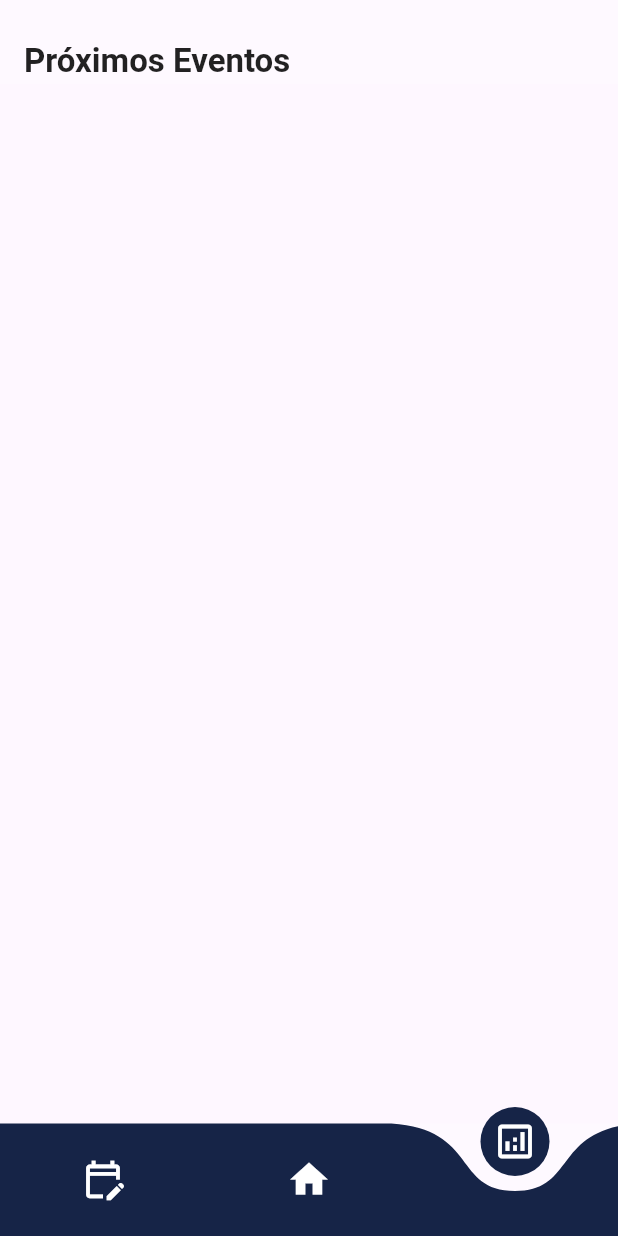
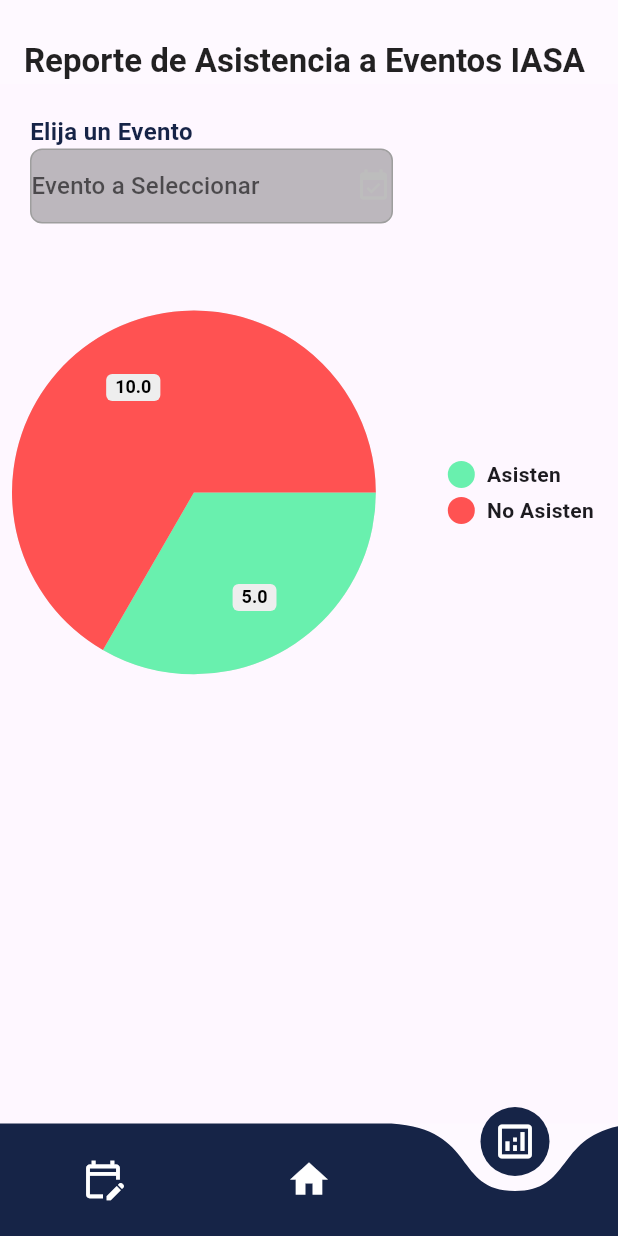
Before and after one commit to angdesan/eventos_iasa, a Flutter app: the screen it shows after launch, item 3 of the bottom bar chosen, on a phone screen of 412 x 824 dp. Run offline on Flutter 3.47's test engine with Material 3 defaults, Android fonts, the phone set to English and light mode, and no system bars; drawn by our look-alikes of curved_navigation_bar, pie_chart; our stand-ins replace flutter_screenutil, supabase_flutter; accounts and stored records are empty.

Commit message:
Implementación de pantalla de reporte pero sin data real, solo muestra data quemada, pero los filtros si leen de la base de datos

```diff
--- a/lib/ui/views/home/home.dart
+++ b/lib/ui/views/home/home.dart
@@ -1,5 +1,6 @@
 import 'package:eventos_iasa/constants/colors.dart';
 import 'package:eventos_iasa/ui/views/home/evento_view.dart';
+import 'package:eventos_iasa/ui/views/home/reporte.dart';
 import 'package:flutter/material.dart';
 import 'package:curved_navigation_bar/curved_navigation_bar.dart';
 class HomeView extends StatefulWidget{
@@ -23,7 +24,7 @@
       bottomNavigationBar: _bottomBar(),
       body: PageView(
         controller: _pageController,
-        children: [EventosView()],
+        children: [EventosView(),EventosView(), ReporteView()],
         onPageChanged: (int index){
           setState(() {
             _currentPage = index;
--- /dev/null
+++ b/lib/ui/views/home/reporte.dart
@@ -0,0 +1,119 @@
+import 'package:flutter/material.dart';
+import 'package:pie_chart/pie_chart.dart';
+import 'package:supabase_flutter/supabase_flutter.dart';
+
+import '../../../constants/colors.dart';
+
+class ReporteView extends StatefulWidget {
+  const ReporteView({Key? key}) : super(key: key);
+
+  @override
+  _ReporteView createState() => _ReporteView();
+}
+
+class _ReporteView extends State<ReporteView> {
+  String? _selectedOption;
+  final _future = Supabase.instance.client
+      .from('evi_Eventos')
+      .select();
+  final dataMap = <String, double>{
+    "Asisten": 5,
+    "No Asisten":10
+  };
+
+  final colorList = <Color>[
+    Colors.greenAccent,
+    Colors.redAccent
+  ];
+
+  @override
+  void initState() {
+    super.initState();
+  }
+
+  @override
+  Widget build(BuildContext context) {
+    return Scaffold(
+      appBar: AppBar(
+        automaticallyImplyLeading: false,
+        backgroundColor: AppColors.background,
+        elevation: 0,
+        title: Padding(
+          padding: EdgeInsets.only(top: 26),
+          child: Text(
+            "Reporte de Asistencia a Eventos IASA",
+            style: TextStyle(
+                color: AppColors.text_light,
+                fontSize: 22,
+                fontWeight: FontWeight.bold
+            ),
+          ),
+        ),
+      ),
+      body: Container(
+        child: Column(
+          crossAxisAlignment: CrossAxisAlignment.start,
+          children: [
+            Container(
+              padding: EdgeInsets.only(left: 20, top: 20),
+              child: Text(
+                "Elija un Evento",
+                style: TextStyle(
+                  fontSize: 16,
+                  fontWeight: FontWeight.bold,
+                  color: AppColors.primaryColor
+                ),
+              ),
+            ),
+            FutureBuilder(
+                future: _future,
+                builder: (context, snapshot) {
+                  if(!snapshot.hasData) {
+                    return const Center(child: CircularProgressIndicator());
+                  }
+                  final eventosIASA = snapshot.data;
+                  return Column(
+                    children: [
+                      Container(
+                        decoration: BoxDecoration(
+                          border: Border.all(color: Colors.grey,width: 1),
+                          borderRadius: BorderRadius.circular(8),
+                          color: Colors.black26
+                        ),
+                        margin: EdgeInsets.only(left: 20,right: 150),
+                        child: DropdownButton<String>(
+                            items: eventosIASA?.map((toElement) =>
+                                DropdownMenuItem(
+                                    value: toElement['eve_Id'] as String,
+                                    child: Text(toElement['eve_nombre'] as String)
+                                )).toList(),
+                            underline: SizedBox(),
+                            isExpanded: true,
+                            borderRadius: BorderRadius.circular(8.0),
+                            icon: const Icon(Icons.event_available),
+                            hint: const Text("Evento a Seleccionar"),
+                            value: _selectedOption,
+                            onChanged: (newValue){
+                              setState(() {
+                                _selectedOption = newValue!;
+                              });
+                            }),
+                      )
+                    ],
+                  );
+                }
+            ),
+            SizedBox(height: 50,),
+            PieChart(
+              dataMap: dataMap,
+              chartType: ChartType.disc,
+              baseChartColor: Colors.grey[300]!,
+              colorList: colorList,
+            ),
+          ],
+        ),
+      ),
+    );
+  }
+
+}
--- a/pubspec.yaml
+++ b/pubspec.yaml
@@ -31,7 +31,7 @@
   flutter:
     sdk: flutter
   flutter_screenutil: ^5.9.3
-
+  pie_chart: ^5.4.0
   # The following adds the Cupertino Icons font to your application.
   # Use with the CupertinoIcons class for iOS style icons.
   cupertino_icons: ^1.0.6
```
Also changed, not shown: pubspec.lock.
